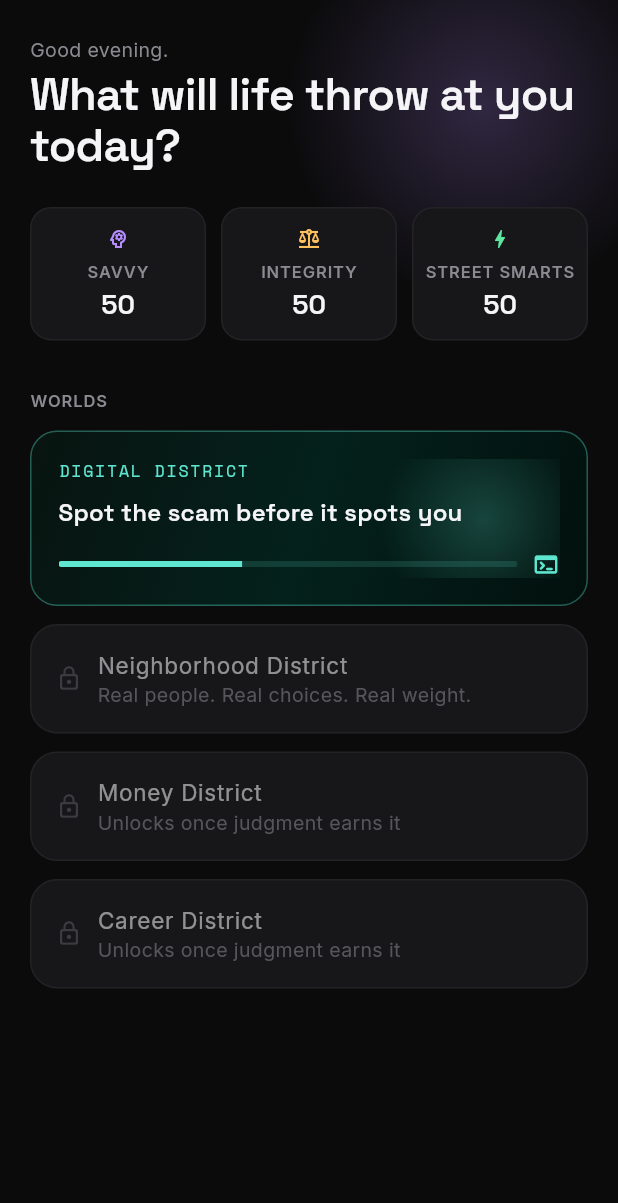
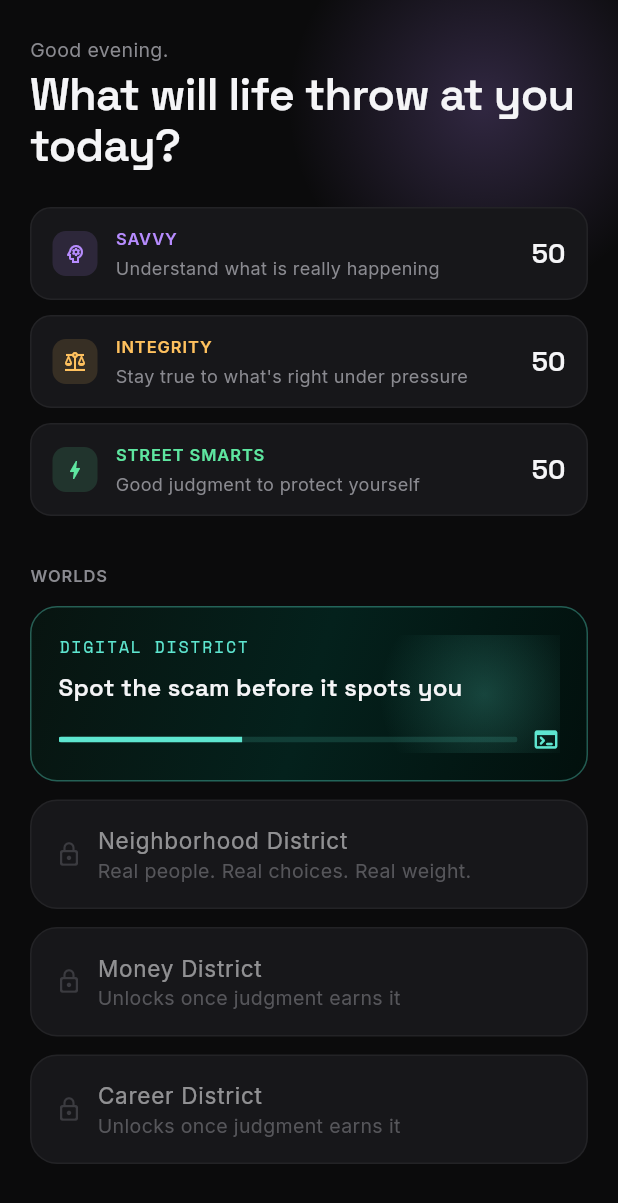
Before and after one commit to rmoskiii/irx-flutter, a Flutter app: the screen it shows after launch, on a phone screen of 412 x 824 dp. Shown: the top 1203 px of the screen. Run offline on Flutter 3.47's test engine with Material 3 defaults, Android fonts, the phone set to English and light mode, and no system bars; our stand-ins replace google_fonts.

Commit message:
irx flutter v2

```diff
--- a/lib/screens/home_screen.dart
+++ b/lib/screens/home_screen.dart
@@ -40,29 +40,28 @@ class HomeScreen extends StatelessWidget {
                       style: Theme.of(context).textTheme.displayLarge,
                     ),
                     const SizedBox(height: 24),
-                    Row(
-                      children: [
                     StatPill(
                       icon: Icons.psychology_outlined,
                       label: 'SAVVY',
+                      description: 'Understand what is really happening',
                       value: stats.savvy,
                       accent: AppColors.violet,
                     ),
-                        const SizedBox(width: 10),
+                    const SizedBox(height: 10),
                     StatPill(
                       icon: Icons.balance_outlined,
                       label: 'INTEGRITY',
+                      description: 'Stay true to what\'s right under pressure',
                       value: stats.integrity,
                       accent: AppColors.amber,
                     ),
-                        const SizedBox(width: 10),
+                    const SizedBox(height: 10),
                     StatPill(
                       icon: Icons.bolt_outlined,
                       label: 'STREET SMARTS',
+                      description: 'Good judgment to protect yourself',
                       value: stats.streetSmarts,
                       accent: AppColors.success,
-                        ),
-                      ],
                     ),
                     const SizedBox(height: 32),
                     Text(
--- a/lib/widgets/persona_bubble.dart
+++ b/lib/widgets/persona_bubble.dart
@@ -8,12 +8,19 @@ class PersonaBubble extends StatelessWidget {
   final String role;
   final String message;
 
+  /// Only the first message in a conversation shows the avatar/name/role
+  /// header - later turns just show the bubble, so a multi-turn
+  /// conversation doesn't repeat "Adewale Okoro, Legal Representative"
+  /// four times in a row.
+  final bool showHeader;
+
   const PersonaBubble({
     super.key,
     required this.district,
     required this.name,
     required this.role,
     required this.message,
+    this.showHeader = true,
   });
 
   @override
@@ -32,6 +39,7 @@ class PersonaBubble extends StatelessWidget {
       child: Column(
         crossAxisAlignment: CrossAxisAlignment.start,
         children: [
+          if (showHeader) ...[
             Row(
               children: [
                 CircleAvatar(
@@ -53,6 +61,7 @@ class PersonaBubble extends StatelessWidget {
               ],
             ),
             const SizedBox(height: 12),
+          ],
           Container(
             padding: const EdgeInsets.all(16),
             decoration: BoxDecoration(
--- a/lib/widgets/stat_pill.dart
+++ b/lib/widgets/stat_pill.dart
@@ -4,6 +4,7 @@ import '../theme/app_theme.dart';
 class StatPill extends StatelessWidget {
   final IconData icon;
   final String label;
+  final String description;
   final int value;
   final Color accent;
 
@@ -11,41 +12,63 @@ class StatPill extends StatelessWidget {
     super.key,
     required this.icon,
     required this.label,
+    required this.description,
     required this.value,
     required this.accent,
   });
 
   @override
   Widget build(BuildContext context) {
-    return Expanded(
-      child: Container(
-        padding: const EdgeInsets.symmetric(vertical: 12, horizontal: 6),
+    final theme = Theme.of(context);
+
+    return Container(
+      width: double.infinity,
+      padding: const EdgeInsets.symmetric(vertical: 12, horizontal: 14),
       decoration: BoxDecoration(
         color: AppColors.surface,
         borderRadius: BorderRadius.circular(14),
         border: Border.all(color: AppColors.border),
       ),
+      child: Row(
+        crossAxisAlignment: CrossAxisAlignment.center,
+        children: [
+          Container(
+            padding: const EdgeInsets.all(7),
+            decoration: BoxDecoration(
+              color: accent.withValues(alpha: 0.14),
+              borderRadius: BorderRadius.circular(9),
+            ),
+            child: Icon(icon, size: 16, color: accent),
+          ),
+          const SizedBox(width: 12),
+          Expanded(
             child: Column(
+              crossAxisAlignment: CrossAxisAlignment.start,
               children: [
-            Icon(icon, size: 16, color: accent),
-            const SizedBox(height: 6),
-            Text(label, style: Theme.of(context).textTheme.labelSmall),
-            const SizedBox(height: 2),
+                Text(
+                  label,
+                  style: theme.textTheme.labelSmall?.copyWith(color: accent),
+                ),
+                const SizedBox(height: 3),
+                Text(
+                  description,
+                  style: theme.textTheme.bodyMedium?.copyWith(fontSize: 12),
+                ),
+              ],
+            ),
+          ),
+          const SizedBox(width: 12),
           TweenAnimationBuilder<int>(
             tween: IntTween(begin: 0, end: value),
             duration: const Duration(milliseconds: 600),
             curve: Curves.easeOutCubic,
             builder: (context, animatedValue, _) => Text(
               '$animatedValue',
-                style: Theme.of(context)
-                    .textTheme
-                    .titleLarge
-                    ?.copyWith(fontSize: 18),
+              style: theme.textTheme.titleLarge?.copyWith(fontSize: 18),
             ),
           ),
         ],
       ),
-      ),
     );
   }
 }
```
Also changed, not shown: lib/models/scenario.dart (+72 -24 lines), lib/screens/outcome_screen.dart (+25 -13 lines), lib/screens/scenario_screen.dart (+103 -12 lines), lib/services/api_service.dart (+15 -6 lines), lib/widgets/player_bubble.dart (added, +41 -0 lines). Lines whose indentation alone changed are shown as unchanged.
